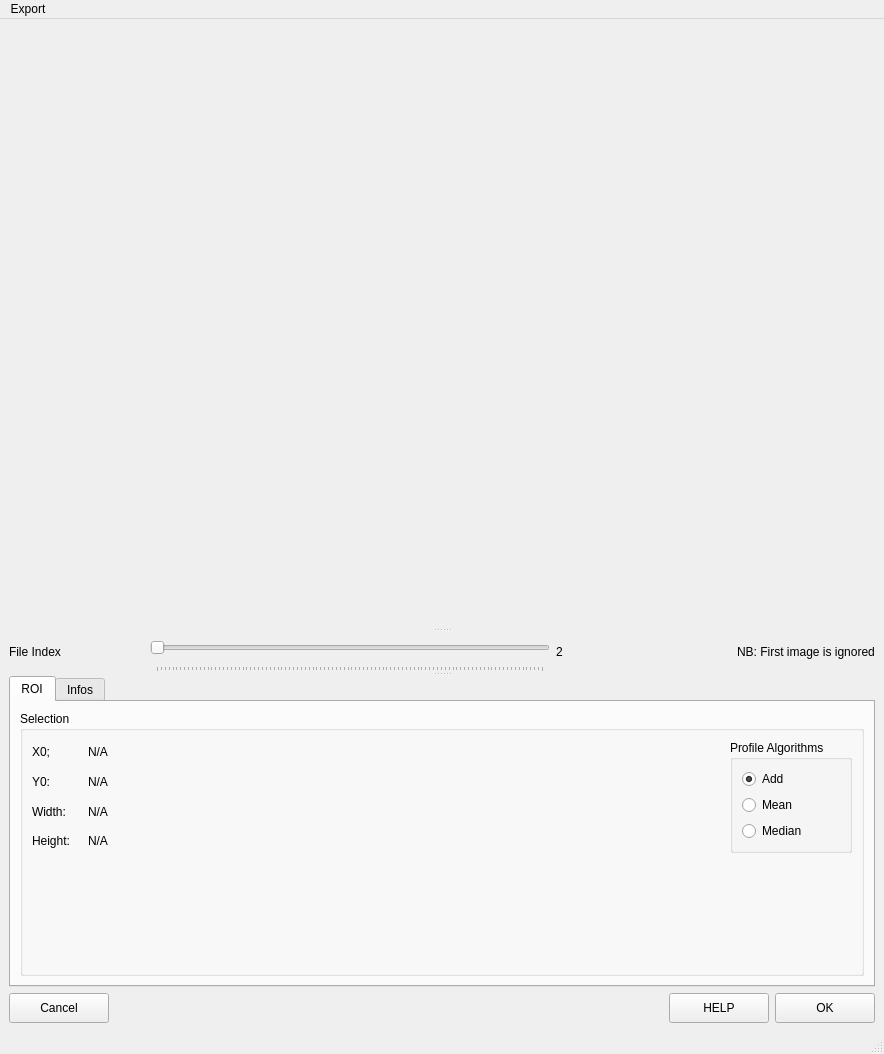
Qt form ui/ui_water_intake_profile.ui (neutronimaging/python_notebooks) before a commit.
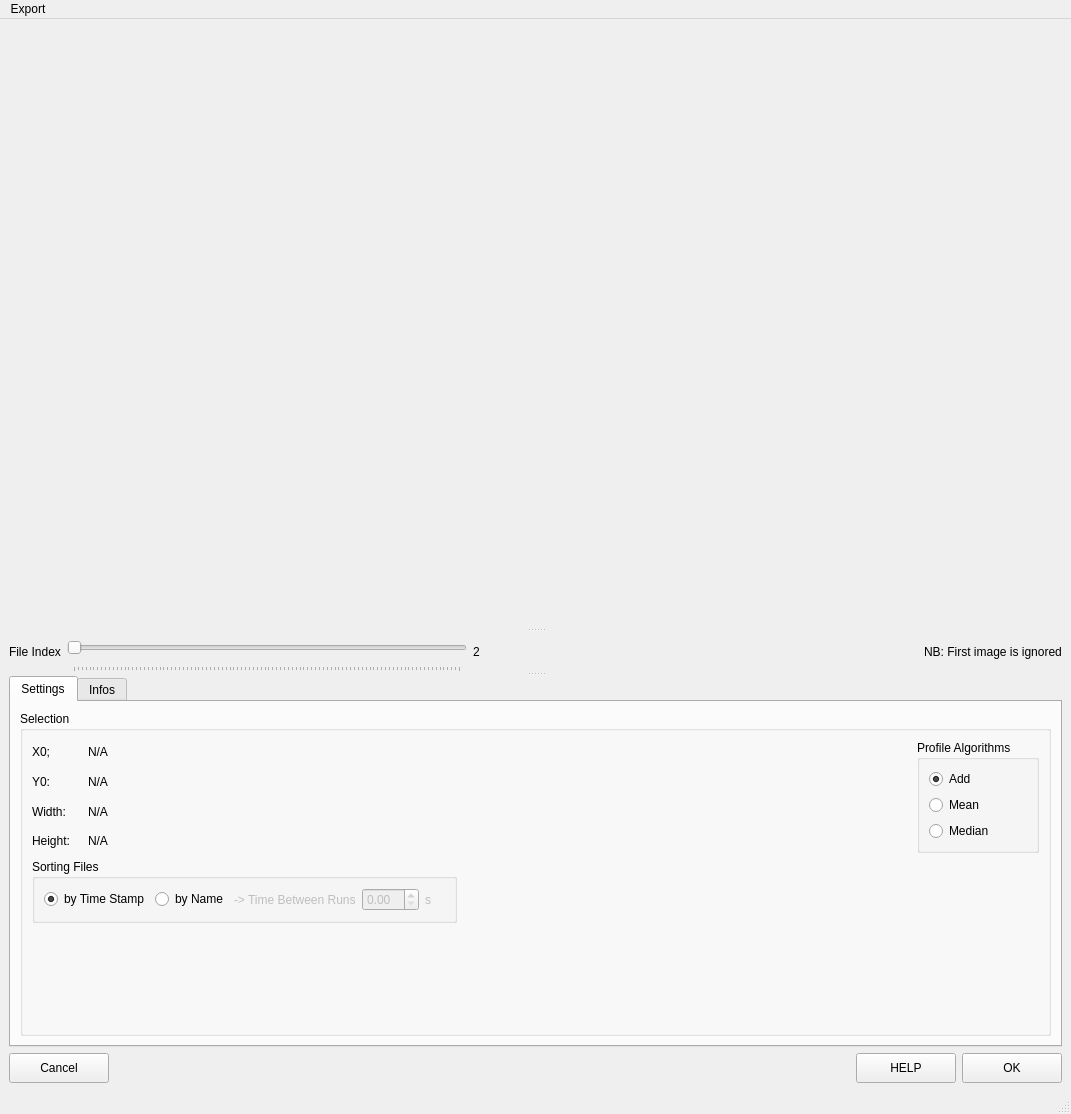
The same form after that commit.

Commit message: offering option to manually input time between files and reformating file name

```diff
--- a/ui/ui_water_intake_profile.ui
+++ b/ui/ui_water_intake_profile.ui
@@ -6,8 +6,8 @@
    <rect>
     <x>0</x>
     <y>0</y>
-    <width>884</width>
-    <height>1054</height>
+    <width>1071</width>
+    <height>1114</height>
    </rect>
   </property>
   <property name="windowTitle">
@@ -68,7 +68,7 @@
              </property>
              <property name="maximumSize">
               <size>
-               <width>16777215</width>
+               <width>40</width>
                <height>40</height>
               </size>
              </property>
@@ -91,13 +91,10 @@
             </widget>
            </item>
            <item>
-            <spacer name="horizontalSpacer_2">
+            <spacer name="horizontalSpacer_4">
              <property name="orientation">
               <enum>Qt::Horizontal</enum>
              </property>
-             <property name="sizeType">
-              <enum>QSizePolicy::Minimum</enum>
-             </property>
              <property name="sizeHint" stdset="0">
               <size>
                <width>40</width>
@@ -120,17 +117,29 @@
       </widget>
       <widget class="QTabWidget" name="tabWidget">
        <property name="sizePolicy">
-        <sizepolicy hsizetype="Expanding" vsizetype="Expanding">
+        <sizepolicy hsizetype="Expanding" vsizetype="Minimum">
          <horstretch>0</horstretch>
          <verstretch>19</verstretch>
         </sizepolicy>
        </property>
+       <property name="minimumSize">
+        <size>
+         <width>0</width>
+         <height>0</height>
+        </size>
+       </property>
+       <property name="maximumSize">
+        <size>
+         <width>16777215</width>
+         <height>16777213</height>
+        </size>
+       </property>
        <property name="currentIndex">
         <number>0</number>
        </property>
        <widget class="QWidget" name="tab">
         <attribute name="title">
-         <string>ROI</string>
+         <string>Settings</string>
         </attribute>
         <layout class="QHBoxLayout" name="horizontalLayout_4">
          <item>
@@ -273,6 +282,103 @@
               </item>
              </layout>
             </item>
+            <item>
+             <layout class="QHBoxLayout" name="horizontalLayout_6">
+              <item>
+               <widget class="QGroupBox" name="groupBox_3">
+                <property name="title">
+                 <string>Sorting Files</string>
+                </property>
+                <layout class="QHBoxLayout" name="horizontalLayout_7">
+                 <item>
+                  <widget class="QRadioButton" name="sort_files_by_time_radioButton">
+                   <property name="text">
+                    <string>by Time Stamp</string>
+                   </property>
+                   <property name="checked">
+                    <bool>true</bool>
+                   </property>
+                  </widget>
+                 </item>
+                 <item>
+                  <widget class="QRadioButton" name="sort_files_by_name_radioButton">
+                   <property name="text">
+                    <string>by Name</string>
+                   </property>
+                  </widget>
+                 </item>
+                 <item>
+                  <widget class="QLabel" name="time_between_runs_label">
+                   <property name="enabled">
+                    <bool>false</bool>
+                   </property>
+                   <property name="maximumSize">
+                    <size>
+                     <width>130</width>
+                     <height>16777215</height>
+                    </size>
+                   </property>
+                   <property name="text">
+                    <string>-&gt; Time Between Runs</string>
+                   </property>
+                  </widget>
+                 </item>
+                 <item>
+                  <widget class="QDoubleSpinBox" name="time_between_runs_spinBox">
+                   <property name="enabled">
+                    <bool>false</bool>
+                   </property>
+                   <property name="maximumSize">
+                    <size>
+                     <width>80</width>
+                     <height>16777215</height>
+                    </size>
+                   </property>
+                  </widget>
+                 </item>
+                 <item>
+                  <widget class="QLabel" name="time_between_runs_units_label">
+                   <property name="enabled">
+                    <bool>false</bool>
+                   </property>
+                   <property name="minimumSize">
+                    <size>
+                     <width>20</width>
+                     <height>0</height>
+                    </size>
+                   </property>
+                   <property name="maximumSize">
+                    <size>
+                     <width>20</width>
+                     <height>16777215</height>
+                    </size>
+                   </property>
+                   <property name="text">
+                    <string>s</string>
+                   </property>
+                  </widget>
+                 </item>
+                </layout>
+               </widget>
+              </item>
+              <item>
+               <spacer name="horizontalSpacer_2">
+                <property name="orientation">
+                 <enum>Qt::Horizontal</enum>
+                </property>
+                <property name="sizeType">
+                 <enum>QSizePolicy::Expanding</enum>
+                </property>
+                <property name="sizeHint" stdset="0">
+                 <size>
+                  <width>40</width>
+                  <height>20</height>
+                 </size>
+                </property>
+               </spacer>
+              </item>
+             </layout>
+            </item>
             <item>
              <spacer name="verticalSpacer">
               <property name="orientation">
@@ -281,7 +387,7 @@
               <property name="sizeHint" stdset="0">
                <size>
                 <width>20</width>
-                <height>87</height>
+                <height>66</height>
                </size>
               </property>
              </spacer>
@@ -429,7 +535,7 @@
     <rect>
      <x>0</x>
      <y>0</y>
-     <width>884</width>
+     <width>1071</width>
      <height>22</height>
     </rect>
    </property>
```
Left out of the diff: 88 changed lines with no effect on the pictures. The commit also changes 5 other files.
